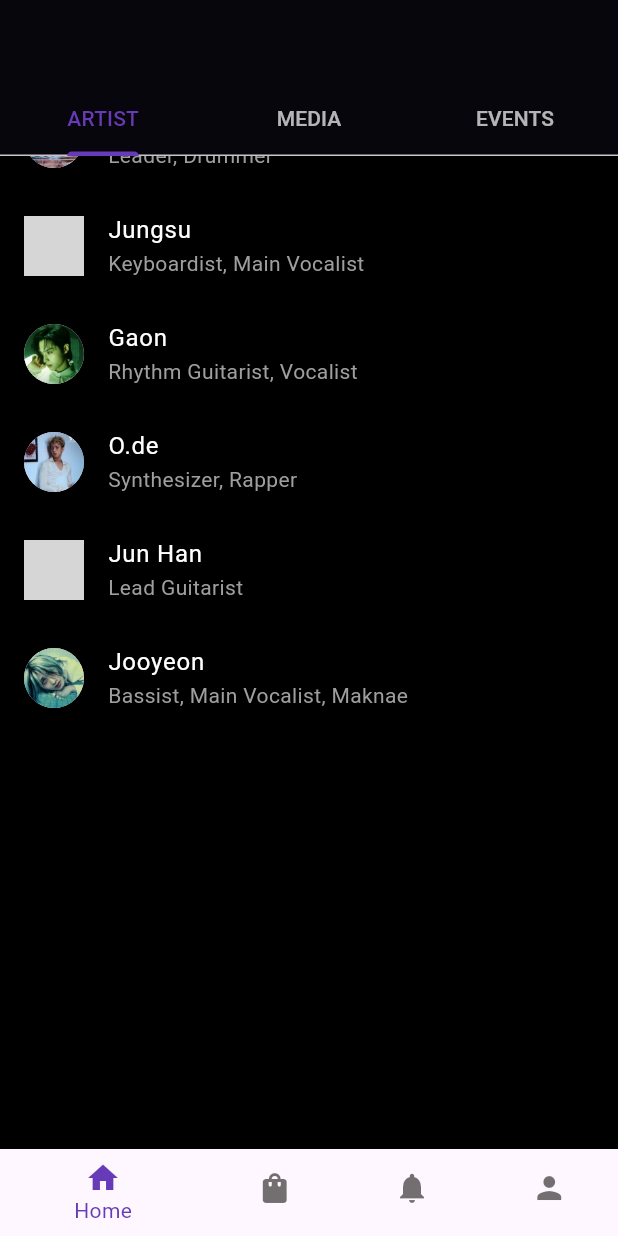
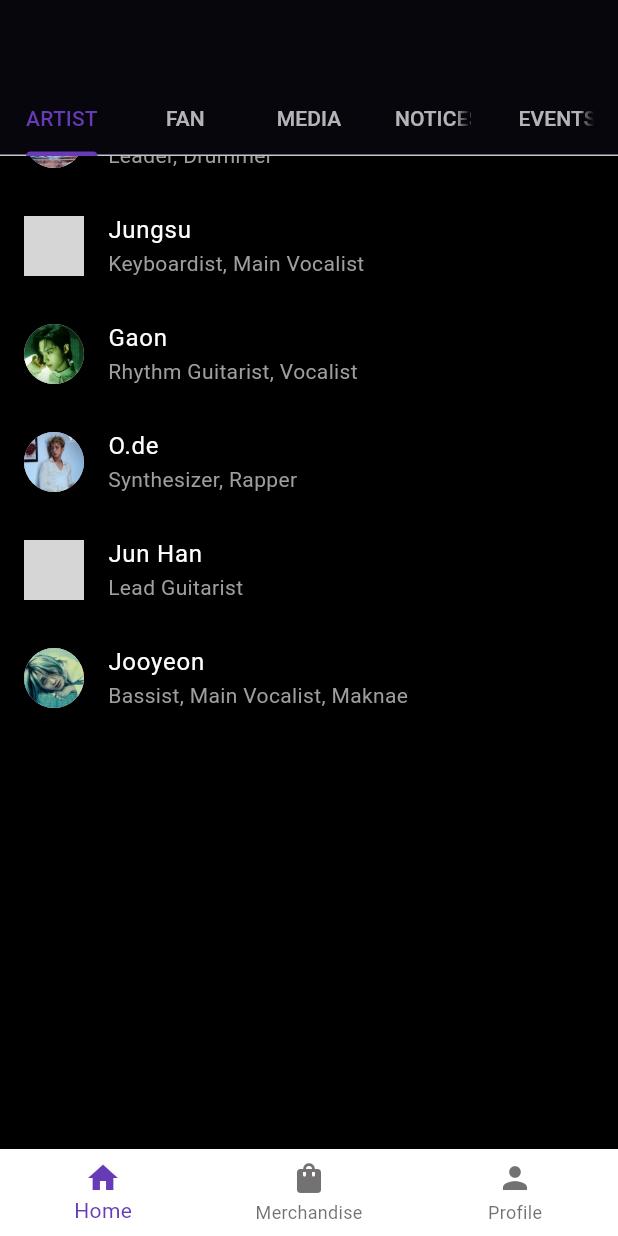
Before and after one commit to dysee-xian/Xdinary-Heroes-App, a Flutter app: the XdhFansScreen screen opened directly with empty values, scrolled down 550 dp, on a phone screen of 412 x 824 dp. Run offline on Flutter 3.47's test engine with Material 3 defaults, Android fonts, the phone set to English and light mode, and no system bars; our stand-ins replace badges, cloud_firestore, firebase_auth, firebase_core, loading_animation_widget; accounts and stored records are empty; statements that could not run were skipped; grey boxes are pictures that could not be loaded.

Commit message:
home_adjustment_feature

```diff
--- a/lib/screen/home_screen.dart
+++ b/lib/screen/home_screen.dart
@@ -33,6 +33,7 @@ class XdhFansScreen extends StatelessWidget {
 
   @override
   Widget build(BuildContext context) {
+    // Length TabController tetap 5 sesuai TabBar di SliverAppBar (ARTIST, FAN, MEDIA, NOTICES, EVENTS)
     return DefaultTabController(
       length: 5,
       child: Scaffold(
@@ -78,7 +79,7 @@ class XdhFansScreen extends StatelessWidget {
                               ),
                               const SizedBox(height: 6),
 
-                              // PERUBAHAN UTAMA: Menggunakan FutureBuilder untuk menampilkan nama
+                              // Menampilkan Nama Pengguna dari Firestore
                               FutureBuilder<String>(
                                 future: fetchUserName(),
                                 builder: (context, snapshot) {
@@ -86,14 +87,11 @@ class XdhFansScreen extends StatelessWidget {
 
                                   if (snapshot.connectionState ==
                                       ConnectionState.waiting) {
-                                    // Tampilkan teks loading saat menunggu data
                                     greetingName = 'Loading...';
                                   } else if (snapshot.hasError) {
-                                    // Tampilkan pesan error jika gagal
                                     greetingName = 'Error';
                                   } else if (snapshot.connectionState ==
                                       ConnectionState.done) {
-                                    // Tampilkan nama yang berhasil diambil
                                     greetingName = snapshot.data ?? 'Villain';
                                   }
 
@@ -134,9 +132,9 @@ class XdhFansScreen extends StatelessWidget {
                   unselectedLabelColor: Colors.white70,
                   tabs: [
                     Tab(text: "ARTIST"),
-                    // Tab(text: "FAN"),
+                    Tab(text: "FAN"),
                     Tab(text: "MEDIA"),
-                    // Tab(text: "NOTICES"),
+                    Tab(text: "NOTICES"),
                     Tab(text: "EVENTS"),
                   ],
                 ),
@@ -171,38 +169,44 @@ class XdhFansScreen extends StatelessWidget {
 
         // Bottom Navigation
         bottomNavigationBar: BottomNavigationBar(
-          backgroundColor: Colors.black,
+          backgroundColor: const Color.fromARGB(255, 255, 255, 255),
           selectedItemColor: Colors.deepPurple,
           unselectedItemColor: const Color.fromARGB(179, 56, 53, 53),
           onTap: (index) {
+            // Index: 0 = Home, 1 = Merchandise, 2 = Profile
             if (index == 1) {
+              // Merchandise (Index 1)
               Navigator.push(
                 context,
                 MaterialPageRoute(
                   builder: (context) => const MerchandiseScreen(),
                 ),
               );
-            } else if (index == 3) {
+            } else if (index == 2) {
+              // PERBAIKAN: Profile sekarang di Index 2
               Navigator.push(
                 context,
                 MaterialPageRoute(
-                  // Pastikan ProfileScreen menerima parameter 'userId' atau 'userid'
                   builder: (context) => ProfileScreen(userid: userid),
                 ),
               );
             }
           },
           items: const [
-            BottomNavigationBarItem(icon: Icon(Icons.home), label: "Home"),
+            BottomNavigationBarItem(
+              icon: Icon(Icons.home),
+              label: "Home",
+            ), // Index 0
             BottomNavigationBarItem(
               icon: Icon(Icons.shopping_bag),
               label: "Merchandise",
-            ),
+            ), // Index 1
+
+            // Item 'Notices' dihapus dari sini
             BottomNavigationBarItem(
-              icon: Icon(Icons.notifications),
-              label: "Notices",
-            ),
-            BottomNavigationBarItem(icon: Icon(Icons.person), label: "Profile"),
+              icon: Icon(Icons.person),
+              label: "Profile",
+            ), // Index 2
           ],
         ),
       ),
```
